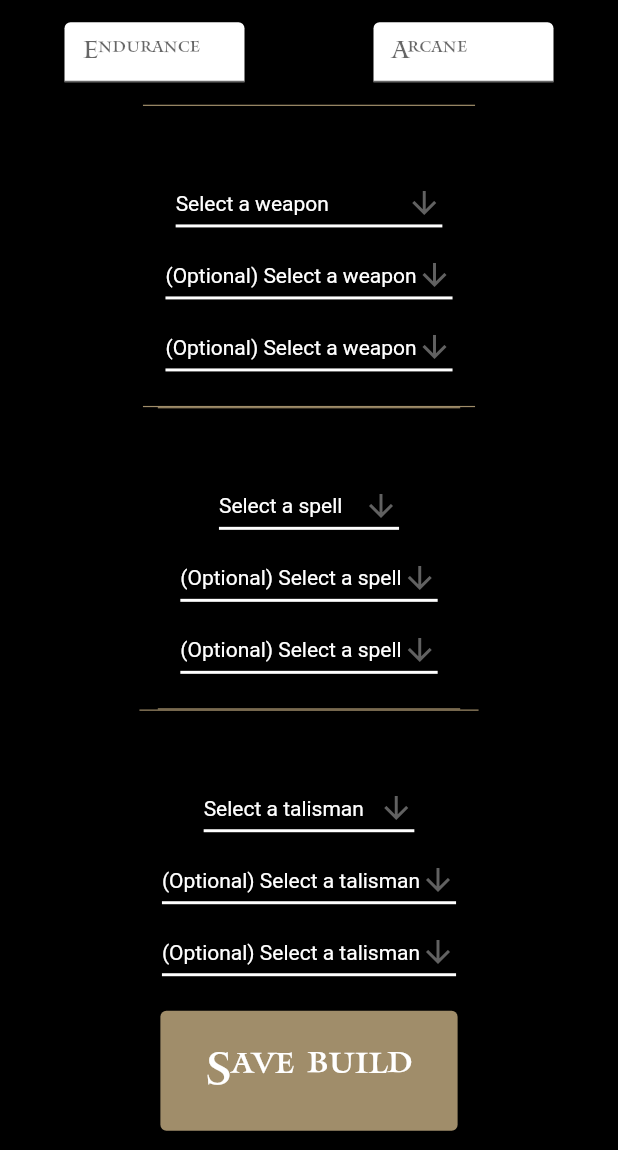
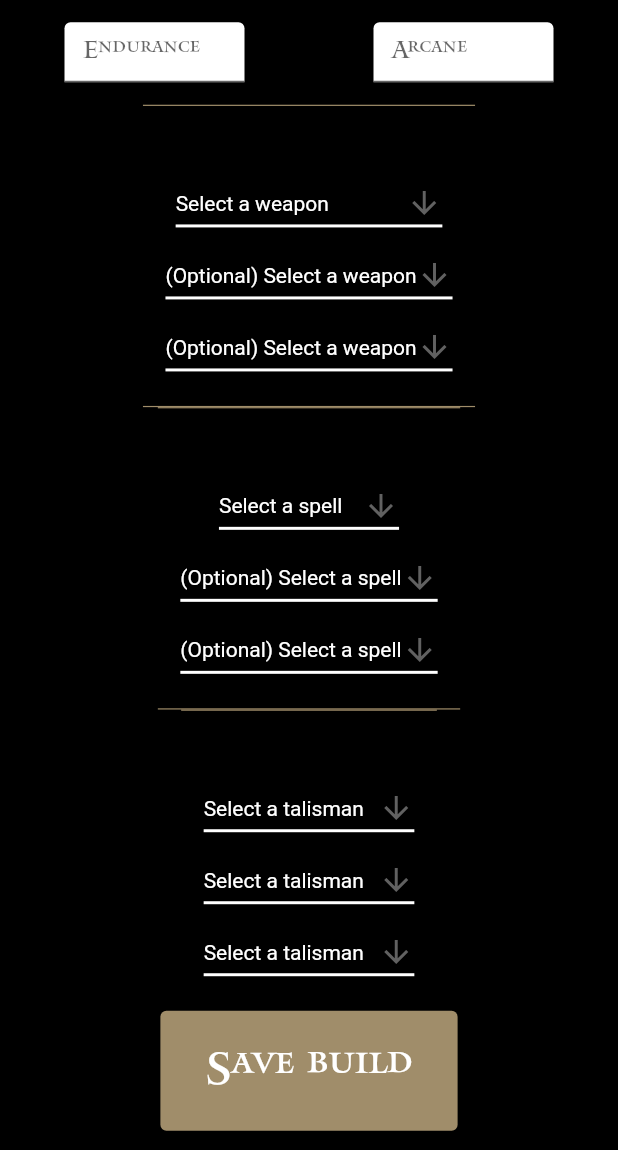
Before and after one commit to yvanmig/Elden-Build, a Flutter app: the CreateBuild screen opened by its route, scrolled down 576 dp, on a phone screen of 412 x 824 dp, the part 86-1236 px from its top. Run offline on Flutter 3.47's test engine with Material 2 defaults, Android fonts, the phone set to English and light mode, and no system bars; our stand-ins replace email_validator, flutter_image_slideshow, image_picker, objectid; missing offline and left inert: dart:js; accounts and stored records are empty; network calls fail.

Commit message:
obscure password and remove optional hint

```diff
--- a/lib/layout/pages/create_build.dart
+++ b/lib/layout/pages/create_build.dart
@@ -680,7 +680,7 @@
                           }).toList(),
                         ),
                         DropdownButton<String>(
-                          hint: const Text("(Optional) Select a talisman",
+                          hint: const Text("Select a talisman",
                               style: TextStyle(color: Colors.white)),
                           value: talismanDropDownValue2,
                           icon: const Icon(Icons.arrow_downward),
@@ -706,7 +706,7 @@
                           }).toList(),
                         ),
                         DropdownButton<String>(
-                          hint: const Text("(Optional) Select a talisman",
+                          hint: const Text("Select a talisman",
                               style: const TextStyle(color: Colors.white)),
                           value: talismanDropDownValue3,
                           icon: const Icon(Icons.arrow_downward),
--- a/lib/layout/pages/register.dart
+++ b/lib/layout/pages/register.dart
@@ -124,6 +124,7 @@
                   padding:
                       const EdgeInsets.symmetric(horizontal: 75, vertical: 8),
                   child: TextFormField(
+                    obscureText: true,
                     style: Theme.of(context).textTheme.bodyText1,
                     decoration: const InputDecoration(
                       labelStyle: TextStyle(fontFamily: "Mantinia"),
```
